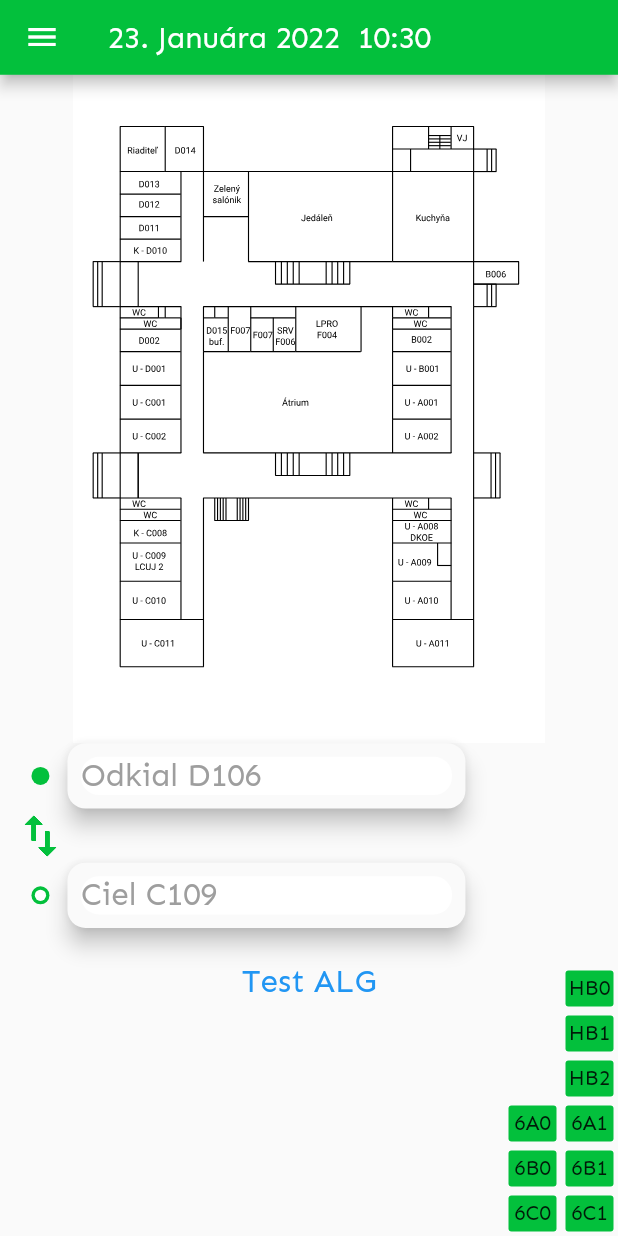
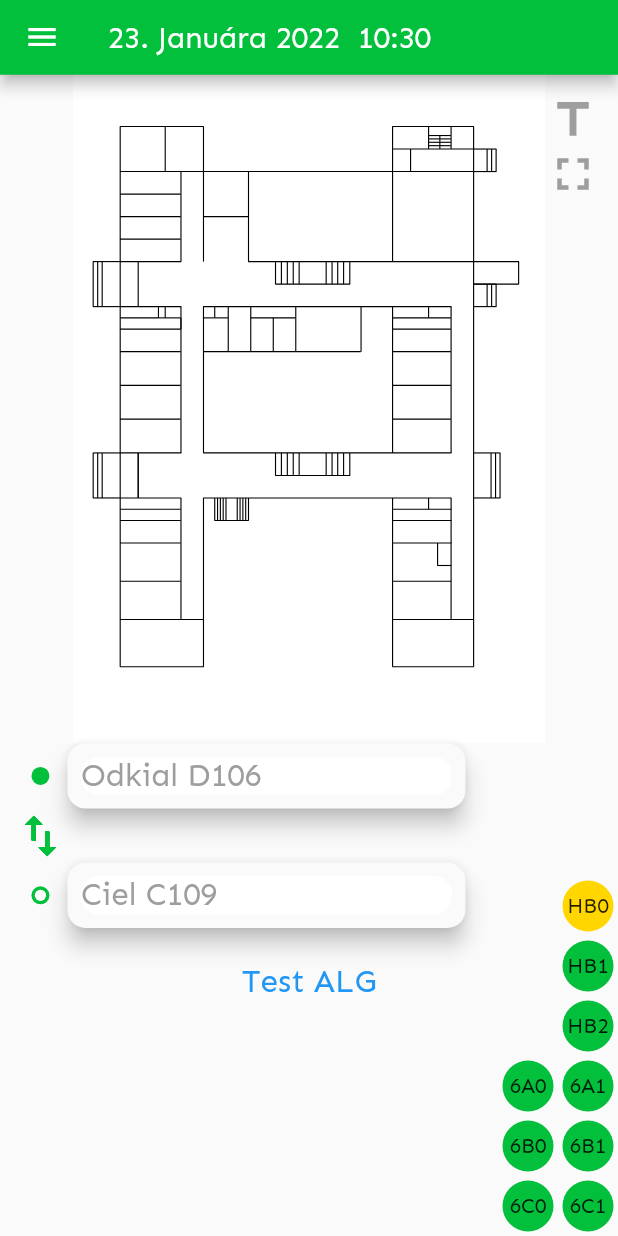
Before and after one commit to Moreplavec64/kop_spse, a Flutter app: the MapScreen screen opened by its route, on a phone screen of 412 x 824 dp. Run offline on Flutter 3.47's test engine with Material 2 defaults, Android fonts, the phone set to English and light mode, and no system bars; our stand-ins replace cloud_firestore, firebase_auth, firebase_core, flutter_svg, google_sign_in; missing offline and left inert: dijkstra, patterns_canvas; accounts and stored records are empty.

Commit message:
(+) button column, text overlays, fullscreen map

```diff
--- a/lib/main.dart
+++ b/lib/main.dart
@@ -3,6 +3,7 @@ import 'package:kop_spse/providers/auth.dart';
 import 'package:kop_spse/providers/edupage.dart';
 import 'package:kop_spse/providers/jedalen.dart';
 import 'package:kop_spse/providers/map.dart';
+import 'package:kop_spse/screens/fullscreen_map_screen.dart';
 import 'package:kop_spse/screens/home_screen.dart';
 import 'package:kop_spse/screens/login_screen.dart';
 import 'package:kop_spse/screens/map_screen.dart';
@@ -49,6 +50,7 @@ class MyApp extends StatelessWidget {
           '/settings': (ctx) => const SettingsScreen(),
           '/menu': (ctx) => const MenuScreen(),
           '/map': (ctx) => const MapScreen(),
+          '/map/fullscreen': (ctx) => const FullscreenMapScreen(),
         },
       ),
     );
--- a/lib/providers/map.dart
+++ b/lib/providers/map.dart
@@ -55,6 +55,14 @@ class MapProvider with ChangeNotifier {
   }
 
   String get getKam => _kam;
+//*Ciel navigacie
+  bool _zobrazNazvy = false;
+  void toggleZobrazNazvy() {
+    _zobrazNazvy = !_zobrazNazvy;
+    notifyListeners();
+  }
+
+  bool get getZobrazNazvy => _zobrazNazvy;
 
   List<String> shouldDisplayButtons = [
     'HBP0',
--- a/lib/screens/map_screen.dart
+++ b/lib/screens/map_screen.dart
@@ -1,13 +1,14 @@
 import 'package:flutter/material.dart';
+import 'package:provider/provider.dart';
+
 import 'package:kop_spse/providers/map.dart';
 import 'package:kop_spse/widgets/appbar.dart';
 import 'package:kop_spse/widgets/home_screen_widgets/drawer.dart';
+import 'package:kop_spse/widgets/map_screen_widgets/map_button_column.dart';
 import 'package:kop_spse/widgets/map_screen_widgets/map_widget.dart';
 import 'package:kop_spse/widgets/map_screen_widgets/podlazie_button.dart';
-import 'package:provider/provider.dart';
 
 class MapScreen extends StatelessWidget {
-  static String route = "/homeScreen";
   const MapScreen({Key? key}) : super(key: key);
 
   @override
@@ -30,6 +31,10 @@ class MapScreen extends StatelessWidget {
         children: [
           MapWidget(
             size: _size,
+          ),
+          Align(
+            alignment: Alignment.topRight,
+            child: MapIconButtonsColumn(),
           ),
           Column(
             children: [
--- /dev/null
+++ b/lib/widgets/map_screen_widgets/map_button_column.dart
@@ -0,0 +1,43 @@
+import 'package:flutter/material.dart';
+import 'package:kop_spse/providers/map.dart';
+import 'package:provider/provider.dart';
+
+class MapIconButtonsColumn extends StatelessWidget {
+  const MapIconButtonsColumn({Key? key}) : super(key: key);
+
+  @override
+  Widget build(BuildContext context) {
+    return Padding(
+      padding: const EdgeInsets.all(12),
+      child: Column(
+        children: [
+          InkWell(
+            borderRadius: BorderRadius.all(Radius.circular(8)),
+            splashColor: Provider.of<MapProvider>(context).getZobrazNazvy
+                ? Theme.of(context).primaryColor.withOpacity(.65)
+                : Colors.grey.withOpacity(.65),
+            onTap: Provider.of<MapProvider>(context, listen: false)
+                .toggleZobrazNazvy,
+            child: Icon(
+              Icons.title,
+              size: 36,
+              color: Provider.of<MapProvider>(context).getZobrazNazvy
+                  ? Theme.of(context).primaryColor
+                  : Colors.grey,
+            ),
+          ),
+          InkWell(
+            borderRadius: BorderRadius.all(Radius.circular(8)),
+            splashColor: Theme.of(context).primaryColor.withOpacity(.65),
+            onTap: () => Navigator.of(context).pushNamed('/map/fullscreen'),
+            child: Icon(
+              Icons.fullscreen,
+              size: 36,
+              color: Colors.grey,
+            ),
+          ),
+        ],
+      ),
+    );
+  }
+}
--- a/lib/widgets/map_screen_widgets/map_widget.dart
+++ b/lib/widgets/map_screen_widgets/map_widget.dart
@@ -38,11 +38,12 @@ class MapWidget extends StatelessWidget {
                             fit: BoxFit.fitWidth,
                             semanticsLabel: 'mapa skoly',
                           ),
-                          SvgPicture.asset(
-                            'assets/images/map_nazvy_overlays/${prov.getZobrazenePodlazie}_nazvy.svg',
-                            fit: BoxFit.fitWidth,
-                            semanticsLabel: 'mapa skoly',
-                          ),
+                          if (prov.getZobrazNazvy)
+                            SvgPicture.asset(
+                              'assets/images/map_nazvy_overlays/${prov.getZobrazenePodlazie}_nazvy.svg',
+                              fit: BoxFit.fitWidth,
+                              semanticsLabel: 'mapa skoly',
+                            ),
                         ],
                       ),
                     );
--- a/lib/widgets/map_screen_widgets/podlazie_button.dart
+++ b/lib/widgets/map_screen_widgets/podlazie_button.dart
@@ -13,7 +13,9 @@ class MapPodlazieButton extends StatelessWidget {
 
   @override
   Widget build(BuildContext context) {
-    return GestureDetector(
+    return InkWell(
+      borderRadius: BorderRadius.all(Radius.circular(34)),
+      splashColor: Theme.of(context).primaryColor.withOpacity(.6),
       onTap: () =>
           Provider.of<MapProvider>(context, listen: false).setPoschodie(value),
       child: Container(
@@ -21,11 +23,13 @@ class MapPodlazieButton extends StatelessWidget {
         margin: const EdgeInsets.all(3),
         alignment: Alignment.center,
         decoration: BoxDecoration(
-          borderRadius: BorderRadius.all(Radius.circular(2)),
-          color: Theme.of(context).primaryColor,
+          shape: BoxShape.circle,
+          color: Provider.of<MapProvider>(context).getZobrazenePodlazie == value
+              ? Colors.yellowAccent[700]
+              : Theme.of(context).primaryColor,
         ),
-        width: 32,
-        height: 24,
+        width: 34,
+        height: 34,
         child: Text(
           title,
           textAlign: TextAlign.center,
```
Also changed, not shown: lib/screens/fullscreen_map_screen.dart (added, +45 -0 lines).
